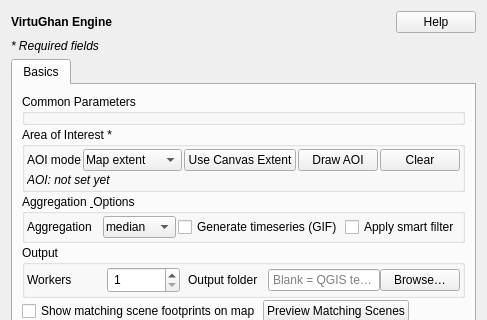
This is virtughan_qgis/engine/engine_form.ui in virtughan/qgis-plugin as Qt 5 draws it before an edit; both pictures show x 0 to 487 and y 0 to 320 of the 487 by 605 pixel window. The edited form follows.
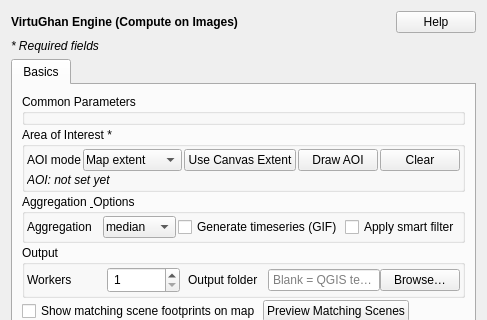
This is the edited form.

Commit message: change tab headings

Diff of the .ui file:
```diff
--- a/virtughan_qgis/engine/engine_form.ui
+++ b/virtughan_qgis/engine/engine_form.ui
@@ -16,7 +16,7 @@
      <item>
       <widget class="QLabel" name="titleLabel">
        <property name="text">
-        <string>&lt;b&gt;VirtuGhan Engine&lt;/b&gt;</string>
+          <string>&lt;b&gt;VirtuGhan Engine (Compute on Images)&lt;/b&gt;</string>
        </property>
       </widget>
      </item>
```
The commit also changes 3 other files.
